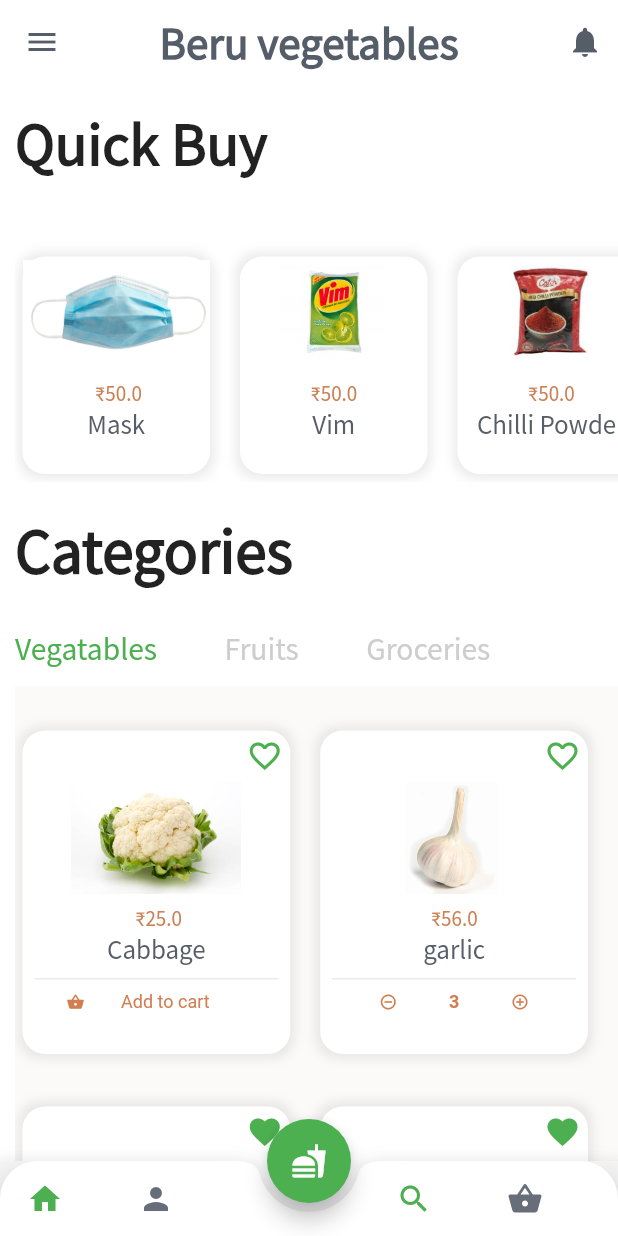
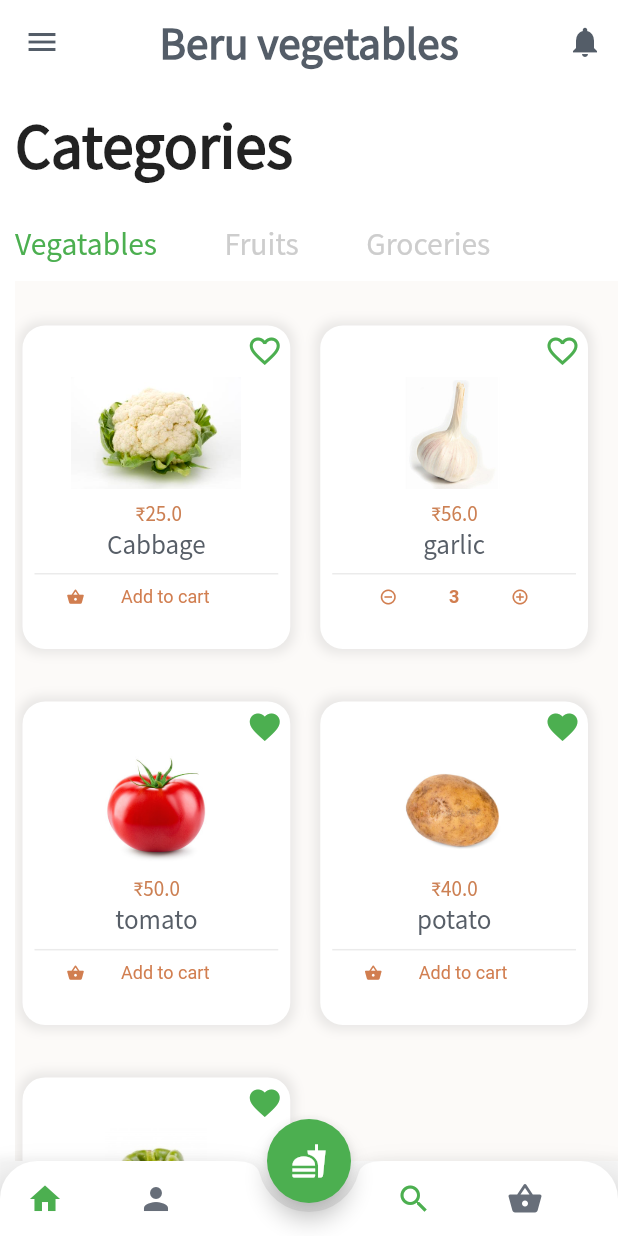
Before and after one commit to Julienjthomas/Customers-login_berus-app, a Flutter app: the screen it shows after launch, after a tap on "Sign in with Google", on a phone screen of 412 x 824 dp. Run offline on Flutter 3.47's test engine with Material 2 defaults, Android fonts, the light colour scheme and no system bars; our stand-ins replace flutter_svg; Roboto replaces fonts that are missing (Varela).

Commit message:
Cart App UI

```diff
--- a/lib/cart.dart
+++ b/lib/cart.dart
@@ -61,38 +61,6 @@ class _CartDisplayState extends State<CartDisplay>
         children: <Widget>[
           SizedBox(
             height: 15.0,
-          ),
-          Text(
-            'Quick Buy',
-            style: TextStyle(
-              fontFamily: 'SourceSansPro',
-              fontSize: 40.0,
-              fontWeight: FontWeight.bold,
-            ),
-          ),
-
-          SizedBox(
-            height: 15.0,
-          ),
-          Container(
-            margin: EdgeInsets.symmetric(vertical: 20.0,),
-            height: 165.0,
-            child: ListView(
-              scrollDirection: Axis.horizontal,
-              children: <Widget>[
-                buildCard('Mask', ' \₹50.0', 'images/mask.jpg',
-                    context),
-                SizedBox(width: 10.0,),
-                buildCard(
-                    'Vim', '\₹50.0', 'images/vim.jpg', context),
-                SizedBox(width: 10.0,),
-                buildCard('Chilli Powder', '\₹50.0', 'images/chillipowder.jpg',
-                    context),
-                SizedBox(width: 10.0,),
-                buildCard('Turmeric', '\₹50.0', 'images/turmeric.jpg',  context),
-                SizedBox(width: 20.0,),
-              ],
-            ),
           ),
           Text(
             'Categories',
```
